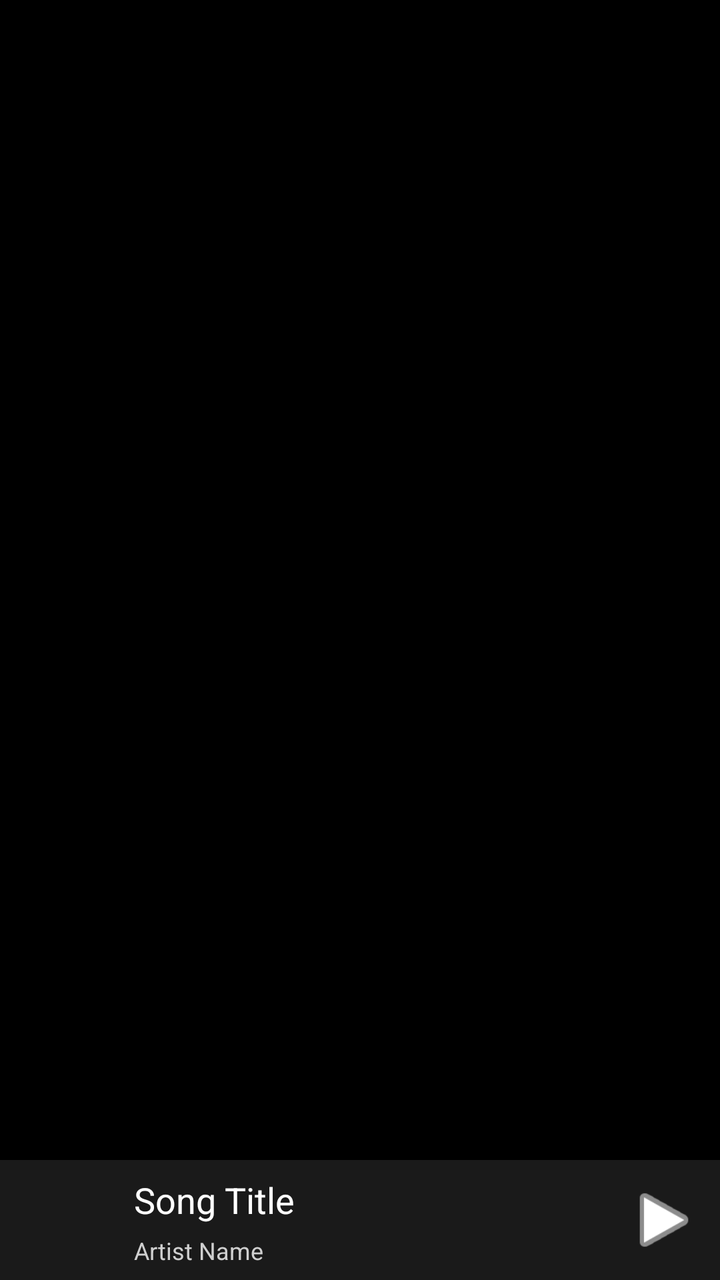
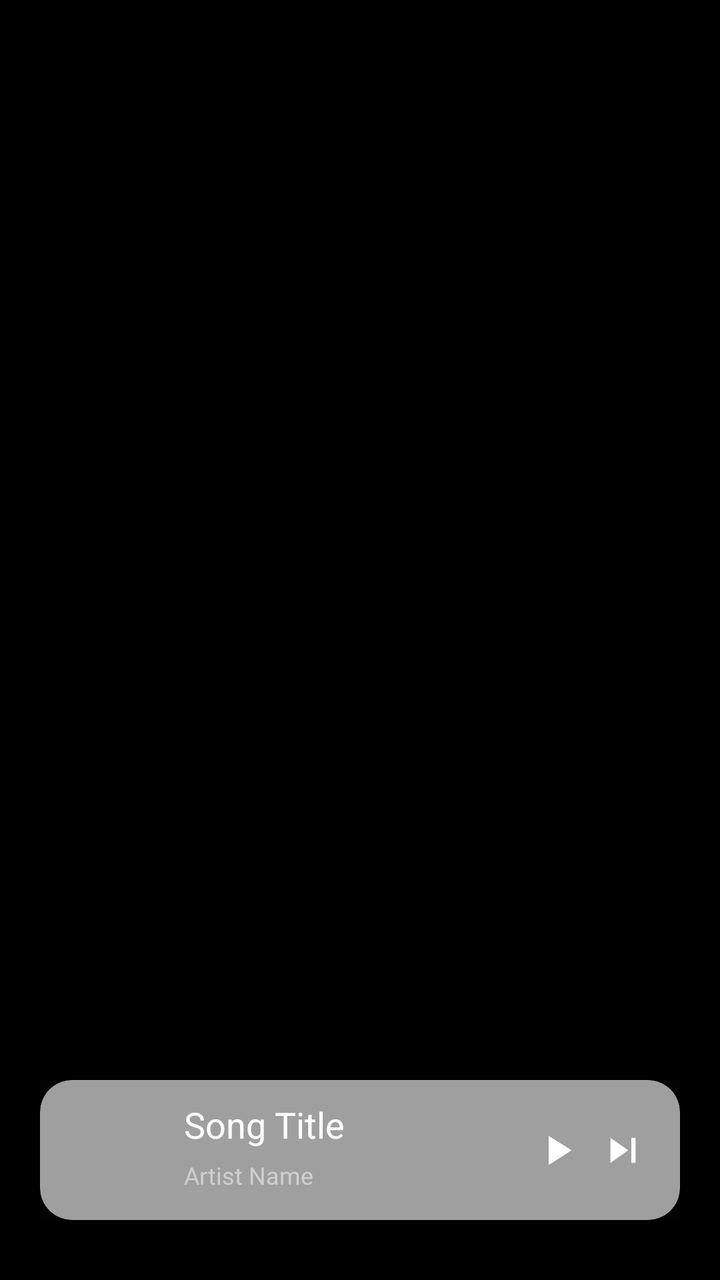

Screens rendered from an Android XML layout before and after an edit, with the pre-edit source and the edit as a unified diff.
<!-- AndroidManifest.xml: activity theme Theme.first_app.DarkBlue -->
<!-- res/layout/activity_all_songs.xml -->
<?xml version="1.0" encoding="utf-8"?>
<FrameLayout
    xmlns:android="http://schemas.android.com/apk/res/android"
    xmlns:motion="http://schemas.android.com/apk/res-auto"
    xmlns:app="http://schemas.android.com/apk/res-auto"
    android:layout_width="match_parent"
    android:layout_height="match_parent">
    <androidx.constraintlayout.motion.widget.MotionLayout
        android:id="@+id/music_player_motionLayout"
        android:layout_width="match_parent"
        android:layout_height="match_parent"
        app:layoutDescription="@xml/activity_player_scene"
        motion:currentState="@id/start"
        >

        <androidx.constraintlayout.widget.ConstraintLayout
            android:id="@+id/main_constraint"
            android:layout_width="match_parent"
            android:layout_height="match_parent"

            >

            <LinearLayout
                android:id="@+id/main_content"
                android:layout_width="match_parent"
                android:layout_height="match_parent"
                android:orientation="vertical">

                <include layout="@layout/toolbar" />

                <androidx.recyclerview.widget.RecyclerView
                    android:id="@+id/songs_recycler_view"
                    android:layout_width="match_parent"
                    android:layout_height="match_parent"
                    android:paddingBottom="60dp" />

            </LinearLayout>
        </androidx.constraintlayout.widget.ConstraintLayout>

            <include layout="@layout/activity_player" android:layout_width="match_parent" android:layout_height="match_parent" android:layout_gravity="bottom"/>
    </androidx.constraintlayout.motion.widget.MotionLayout>

</FrameLayout>
<!-- res/layout/toolbar.xml (included above) -->
<?xml version="1.0" encoding="utf-8"?>
<merge xmlns:android="http://schemas.android.com/apk/res/android"
    xmlns:app="http://schemas.android.com/apk/res-auto"
    >
    <androidx.appcompat.widget.Toolbar
        android:id="@+id/toolbar"
        android:layout_width="match_parent"
        android:layout_height="?attr/actionBarSize"
        android:background="?attr/colorPrimary"
        android:elevation="4dp"
        android:theme="@style/ThemeOverlay.AppCompat.ActionBar"
        app:popupTheme="@style/ThemeOverlay.AppCompat.Light"
        app:layout_constraintTop_toTopOf="parent"
        app:layout_constraintRight_toRightOf="parent"
        app:layout_constraintLeft_toLeftOf="parent"

        />
</merge>
<!-- res/layout/activity_player.xml (included above) -->
<?xml version="1.0" encoding="utf-8"?>
<merge xmlns:android="http://schemas.android.com/apk/res/android"
    xmlns:app="http://schemas.android.com/apk/res-auto"
    xmlns:tools="http://schemas.android.com/tools"
    android:id="@+id/music_player_motionLayout"
    tools:parentTag="androidx.constraintlayout.motion.widget.MotionLayout"
    >

    <androidx.constraintlayout.widget.ConstraintLayout
        android:id="@+id/main_container"
        android:layout_width="match_parent"
        android:layout_height="match_parent"
        android:background="@color/secondaryBackground"
        app:layout_constraintBottom_toBottomOf="parent"
        app:layout_constraintEnd_toEndOf="parent"
        app:layout_constraintStart_toStartOf="parent"
        app:layout_constraintTop_toTopOf="parent"
        />

    <ImageView
        android:id="@+id/background_album_art"
        android:layout_width="0dp"
        android:layout_height="0dp"
        android:scaleType="centerCrop"
        app:layout_constraintTop_toTopOf="@id/main_container"
        app:layout_constraintStart_toStartOf="@id/main_container"
        app:layout_constraintEnd_toEndOf="@id/main_container"
        app:layout_constraintBottom_toBottomOf="@id/main_container"
        android:alpha="1"
        android:contentDescription="Background Album Art"
        />













    <androidx.constraintlayout.widget.ConstraintLayout
        android:id="@+id/art_container"
        android:layout_width="0dp"
        android:layout_height="0dp"
        android:layout_margin="30dp"
        app:layout_constraintBottom_toBottomOf="@id/main_container"
        app:layout_constraintDimensionRatio="1:1"
        app:layout_constraintEnd_toEndOf="@id/main_container"
        app:layout_constraintStart_toStartOf="@id/main_container"
        app:layout_constraintTop_toTopOf="@id/main_container"
        app:layout_constraintVertical_bias="0.2"

        />



    

    <androidx.cardview.widget.CardView
        android:id="@+id/album_art_container"
        android:layout_width="0dp"
        android:layout_height="0dp"
        app:cardCornerRadius="24dp"
        app:cardElevation="0dp"
        app:cardBackgroundColor="@android:color/transparent"
        app:layout_constraintBottom_toBottomOf="@id/art_container"
        app:layout_constraintEnd_toEndOf="@id/art_container"
        app:layout_constraintStart_toStartOf="@id/art_container"
        app:layout_constraintTop_toTopOf="@id/art_container"
        >

        <ImageView
            android:id="@+id/album_art"
            android:layout_width="match_parent"
            android:layout_height="match_parent"
            android:contentDescription="Album Art"
            android:scaleType="centerCrop"
 />
    </androidx.cardview.widget.CardView>

    

    <TextView
        android:id="@+id/song_title"
        android:layout_width="0dp"
        android:layout_height="wrap_content"
        android:layout_marginTop="32dp"
        android:layout_marginHorizontal="25dp"
        android:text="Song Title"
        android:textColor="@color/primaryForeground"
        android:textSize="18sp"
        app:layout_constraintStart_toStartOf="parent"
        app:layout_constraintEnd_toEndOf="parent"
        app:layout_constraintTop_toBottomOf="@id/art_container"
        />

    
    <TextView
        android:id="@+id/song_artist"
        android:layout_width="0dp"
        android:layout_height="wrap_content"
        android:layout_marginTop="16dp"
        android:text="Artist Name"
        android:textColor="@color/gray_200"
        android:textSize="12sp"
        app:layout_constraintEnd_toEndOf="@id/song_title"
        app:layout_constraintStart_toStartOf="@id/song_title"
        app:layout_constraintTop_toBottomOf="@id/song_title" />

    
    <ImageView
        android:id="@+id/play_btn"
        android:layout_width="50dp"
        android:layout_height="50dp"
        android:layout_marginBottom="40dp"
        android:contentDescription="Play"
        android:src="@android:drawable/ic_media_play"
        app:layout_constraintBottom_toBottomOf="parent"
        app:layout_constraintEnd_toEndOf="parent"
        app:layout_constraintStart_toStartOf="parent"
        app:tint="#FFFFFF" />

    

    <ImageView
        android:id="@+id/down_btn"
        android:layout_width="40dp"
        android:layout_height="40dp"
        android:layout_margin="20dp"
        android:contentDescription="Down Close Button"
        android:rotation="180"
        android:src="@drawable/ic_keyboard_arrow_up"
        app:layout_constraintStart_toStartOf="@id/main_container"
        app:layout_constraintTop_toTopOf="@id/main_container"
        app:tint="@color/primaryForeground" />

</merge>
<!-- resources referenced by this layout -->
<resources>
  <color name="gray_200">#CFCFCF</color>
  <color name="primaryForeground">#FFFFFF</color>
  <color name="secondaryBackground">#1A1A1A</color>
  <!-- drawable ic_keyboard_arrow_up (drawable) -->
  <?xml version="1.0" encoding="utf-8"?>
  
  <vector xmlns:android="http://schemas.android.com/apk/res/android"
      android:width="24dp"
      android:height="24dp"
      android:viewportHeight="24"
      android:viewportWidth="24">
      <path
          android:fillColor="#ff000000"
          android:pathData="M7.41,15.41L12,10.83l4.59,4.58L18,14l-6,-6 -6,6z"/>
  
  </vector>
  <style name="Theme.first_app.DarkBlue" parent="Theme.MaterialComponents.DayNight.NoActionBar">
  <item name="windowActionBar">false</item>
          <item name="android:textSize">18sp</item>
          
          <item name="colorPrimary">@color/primaryBackground</item>
  
          
          <item name="colorPrimaryDark">@color/primaryBackground</item>
  
          
          <item name="colorAccent">#FF4081</item>
  
          
          <item name="android:windowBackground">#000</item>
          <item name="android:textColor">#FFF</item>
      </style>
  <color name="primaryBackground">#000000</color>
</resources>

<!-- the commit's change to res/layout/activity_all_songs.xml (unified diff, before → after) -->
@@ -17,25 +17,34 @@
             android:id="@+id/main_constraint"
             android:layout_width="match_parent"
             android:layout_height="match_parent"
-
             >
 
             <LinearLayout
                 android:id="@+id/main_content"
                 android:layout_width="match_parent"
                 android:layout_height="match_parent"
-                android:orientation="vertical">
+                android:orientation="vertical"
+                >
 
                 <include layout="@layout/toolbar" />
 
                 <androidx.recyclerview.widget.RecyclerView
                     android:id="@+id/songs_recycler_view"
                     android:layout_width="match_parent"
-                    android:layout_height="match_parent"
-                    android:paddingBottom="60dp" />
+                    android:layout_height="match_parent" />
 
             </LinearLayout>
         </androidx.constraintlayout.widget.ConstraintLayout>
+
+
+
+
+
+
+
+
+
+
 
             <include layout="@layout/activity_player" android:layout_width="match_parent" android:layout_height="match_parent" android:layout_gravity="bottom"/>
     </androidx.constraintlayout.motion.widget.MotionLayout>
@@ -69,41 +78,45 @@
     tools:parentTag="androidx.constraintlayout.motion.widget.MotionLayout"
     >
 
+
     <androidx.constraintlayout.widget.ConstraintLayout
         android:id="@+id/main_container"
         android:layout_width="match_parent"
         android:layout_height="match_parent"
         android:background="@color/secondaryBackground"
-        app:layout_constraintBottom_toBottomOf="parent"
-        app:layout_constraintEnd_toEndOf="parent"
-        app:layout_constraintStart_toStartOf="parent"
-        app:layout_constraintTop_toTopOf="parent"
-        />
-
-    <ImageView
-        android:id="@+id/background_album_art"
-        android:layout_width="0dp"
-        android:layout_height="0dp"
-        android:scaleType="centerCrop"
+        />
+    <androidx.cardview.widget.CardView
+        android:id="@+id/background_album_art_container"
+        android:layout_height="0dp"
+        android:layout_width="0dp"
         app:layout_constraintTop_toTopOf="@id/main_container"
         app:layout_constraintStart_toStartOf="@id/main_container"
         app:layout_constraintEnd_toEndOf="@id/main_container"
         app:layout_constraintBottom_toBottomOf="@id/main_container"
-        android:alpha="1"
-        android:contentDescription="Background Album Art"
-        />
-
-
-
-
-
-
-
-
-
-
-
-
+        app:cardElevation="0dp"
+        >
+
+        <ImageView
+            android:id="@+id/background_album_art"
+            android:layout_width="match_parent"
+            android:layout_height="match_parent"
+            android:scaleType="centerCrop"
+            android:alpha="1"
+            android:contentDescription="Background Album Art"
+            />
+    </androidx.cardview.widget.CardView>
+
+    <androidx.constraintlayout.widget.ConstraintLayout
+        android:id="@+id/transparent_layer"
+        android:contentDescription="Transparent Layer"
+        android:background="#60000000"
+        android:layout_width="0dp"
+        android:layout_height="0dp"
+        app:layout_constraintTop_toTopOf="@id/main_container"
+        app:layout_constraintBottom_toBottomOf="@id/main_container"
+        app:layout_constraintStart_toStartOf="@id/main_container"
+        app:layout_constraintEnd_toEndOf="@id/main_container"
+        />
 
     <androidx.constraintlayout.widget.ConstraintLayout
         android:id="@+id/art_container"
@@ -115,7 +128,7 @@
         app:layout_constraintEnd_toEndOf="@id/main_container"
         app:layout_constraintStart_toStartOf="@id/main_container"
         app:layout_constraintTop_toTopOf="@id/main_container"
-        app:layout_constraintVertical_bias="0.2"
+        app:layout_constraintVertical_bias="0.15"
 
         />
 
@@ -152,12 +165,13 @@
         android:layout_width="0dp"
         android:layout_height="wrap_content"
         android:layout_marginTop="32dp"
-        android:layout_marginHorizontal="25dp"
         android:text="Song Title"
         android:textColor="@color/primaryForeground"
         android:textSize="18sp"
-        app:layout_constraintStart_toStartOf="parent"
-        app:layout_constraintEnd_toEndOf="parent"
+        android:maxLines="1"
+        android:ellipsize="end"
+        app:layout_constraintStart_toStartOf="@id/art_container"
+        app:layout_constraintEnd_toEndOf="@id/art_container"
         app:layout_constraintTop_toBottomOf="@id/art_container"
         />
 
@@ -181,10 +195,74 @@
         android:layout_height="50dp"
         android:layout_marginBottom="40dp"
         android:contentDescription="Play"
-        android:src="@android:drawable/ic_media_play"
+        android:src="@drawable/ic_play_arrow"
         app:layout_constraintBottom_toBottomOf="parent"
         app:layout_constraintEnd_toEndOf="parent"
         app:layout_constraintStart_toStartOf="parent"
+        app:tint="#FFFFFF" />
+
+    
+    <SeekBar
+        android:id="@+id/seek_bar"
+        android:layout_width="0dp"
+        android:layout_height="wrap_content"
+        android:layout_marginBottom="16dp"
+        app:layout_constraintBottom_toTopOf="@id/play_btn"
+        app:layout_constraintEnd_toEndOf="@id/art_container"
+        app:layout_constraintStart_toStartOf="@id/art_container"
+        android:thumbTint="@color/primary"
+        android:foregroundTint="@color/primaryBackground"
+        android:progressBackgroundTint="@color/primary"
+        android:progressTint="@color/primaryBackground"
+        android:progress="30"
+        />
+
+    
+    <TextView
+        android:id="@+id/current_time"
+        android:layout_width="wrap_content"
+        android:layout_height="wrap_content"
+        android:text="00:00"
+        android:textColor="@color/secondaryForeground"
+        android:textSize="12sp"
+        app:layout_constraintStart_toStartOf="@id/seek_bar"
+        app:layout_constraintTop_toBottomOf="@id/seek_bar" />
+
+    
+    <TextView
+        android:id="@+id/total_time"
+        android:layout_width="wrap_content"
+        android:layout_height="wrap_content"
+        android:text="00:00"
+        android:textColor="@color/secondaryForeground"
+        android:textSize="12sp"
+        app:layout_constraintEnd_toEndOf="@id/seek_bar"
+        app:layout_constraintTop_toBottomOf="@id/seek_bar" />
+
+    
+    <ImageView
+        android:id="@+id/prev_btn"
+        android:layout_width="40dp"
+        android:layout_height="40dp"
+        android:layout_marginEnd="24dp"
+        android:contentDescription="Previous"
+        android:src="@drawable/ic_skip_previous"
+        app:layout_constraintBottom_toBottomOf="@id/play_btn"
+        app:layout_constraintEnd_toStartOf="@id/play_btn"
+        app:layout_constraintTop_toTopOf="@id/play_btn"
+        app:tint="#FFFFFF" />
+
+    
+    <ImageView
+        android:id="@+id/next_btn"
+        android:layout_width="40dp"
+        android:layout_height="40dp"
+        android:layout_marginStart="24dp"
+        android:contentDescription="Next"
+        android:src="@drawable/ic_skip_next"
+        app:layout_constraintBottom_toBottomOf="@id/play_btn"
+        app:layout_constraintStart_toEndOf="@id/play_btn"
+        app:layout_constraintTop_toTopOf="@id/play_btn"
         app:tint="#FFFFFF" />
 
     
<!-- resource entries referenced after the edit -->
@@ -1,8 +1,11 @@
 <!-- resources referenced by this layout -->
 <resources>
   <color name="gray_200">#CFCFCF</color>
+  <color name="primary">#FF5C5C</color>
+  <color name="primaryBackground">#000000</color>
   <color name="primaryForeground">#FFFFFF</color>
   <color name="secondaryBackground">#1A1A1A</color>
+  <color name="secondaryForeground">#808080</color>
   <!-- drawable ic_keyboard_arrow_up (drawable) -->
   <?xml version="1.0" encoding="utf-8"?>
   
@@ -14,6 +17,45 @@
       <path
           android:fillColor="#ff000000"
           android:pathData="M7.41,15.41L12,10.83l4.59,4.58L18,14l-6,-6 -6,6z"/>
+  
+  </vector>
+  <!-- drawable ic_play_arrow (drawable) -->
+  <?xml version="1.0" encoding="utf-8"?>
+  
+  <vector xmlns:android="http://schemas.android.com/apk/res/android"
+      android:width="24dp"
+      android:height="24dp"
+      android:viewportHeight="24"
+      android:viewportWidth="24">
+      <path
+          android:fillColor="#ff000000"
+          android:pathData="M8,5v14l11,-7z"/>
+  
+  </vector>
+  <!-- drawable ic_skip_next (drawable) -->
+  <?xml version="1.0" encoding="utf-8"?>
+  
+  <vector xmlns:android="http://schemas.android.com/apk/res/android"
+      android:width="24dp"
+      android:height="24dp"
+      android:viewportHeight="24"
+      android:viewportWidth="24">
+      <path
+          android:fillColor="#ff000000"
+          android:pathData="M6,18l8.5,-6L6,6v12zM16,6v12h2V6h-2z"/>
+  
+  </vector>
+  <!-- drawable ic_skip_previous (drawable) -->
+  <?xml version="1.0" encoding="utf-8"?>
+  
+  <vector xmlns:android="http://schemas.android.com/apk/res/android"
+      android:width="24dp"
+      android:height="24dp"
+      android:viewportHeight="24"
+      android:viewportWidth="24">
+      <path
+          android:fillColor="#ff000000"
+          android:pathData="M6,6h2v12H6zm3.5,6l8.5,6V6z"/>
   
   </vector>
   <style name="Theme.first_app.DarkBlue" parent="Theme.MaterialComponents.DayNight.NoActionBar">
@@ -32,6 +74,5 @@
           <item name="android:windowBackground">#000</item>
           <item name="android:textColor">#FFF</item>
       </style>
-  <color name="primaryBackground">#000000</color>
 </resources>
 
